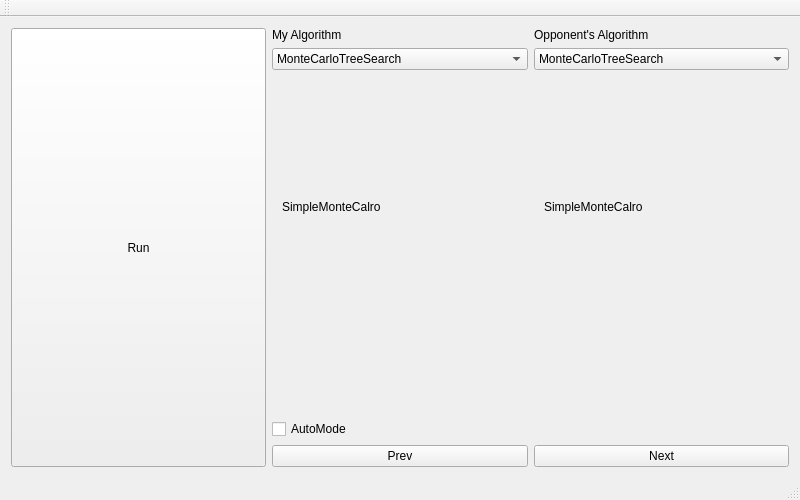
First picture: the form in Mejirodai/mejirodai.ui, repository tnct-spc/procon2018-comp, before the edit.
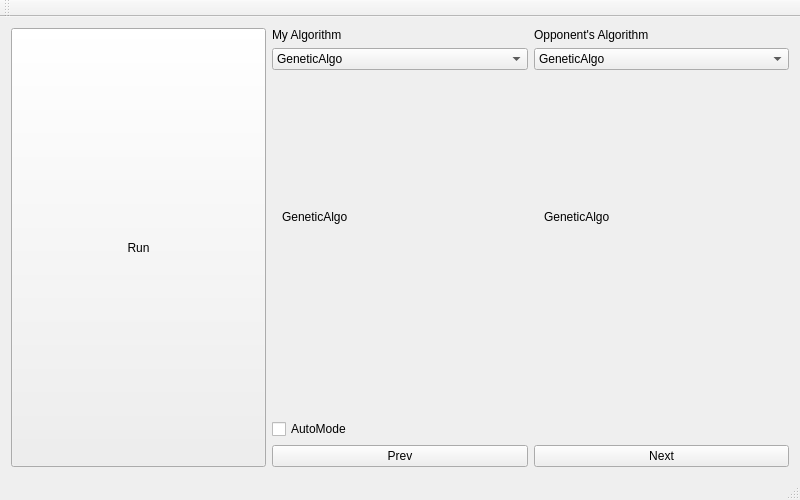
Second picture: the form after the edit. The open tabs and pages were chosen to show the change.

Commit message: [update]アルゴリズムの整理

Diff of the .ui file:
```diff
--- a/Mejirodai/mejirodai.ui
+++ b/Mejirodai/mejirodai.ui
@@ -32,11 +32,6 @@
       <property name="styleSheet">
        <string notr="true">MyAlgorithm</string>
       </property>
-      <item>
-       <property name="text">
-        <string>MonteCarloTreeSearch</string>
-       </property>
-      </item>
       <item>
        <property name="text">
         <string>GeneticAlgo</string>
@@ -67,11 +62,6 @@
         <verstretch>0</verstretch>
        </sizepolicy>
       </property>
-      <item>
-       <property name="text">
-        <string>MonteCarloTreeSearch</string>
-       </property>
-      </item>
       <item>
        <property name="text">
         <string>GeneticAlgo</string>
@@ -170,37 +160,7 @@
          </rect>
         </property>
         <property name="text">
-         <string>MonteCarloTreeSearch</string>
-        </property>
-       </widget>
-      </widget>
-      <widget class="QWidget" name="SimpleMonteCalro_opponent">
-       <widget class="QLabel" name="label_6">
-        <property name="geometry">
-         <rect>
-          <x>10</x>
-          <y>90</y>
-          <width>251</width>
-          <height>81</height>
-         </rect>
-        </property>
-        <property name="text">
-         <string>SimpleMonteCalro</string>
-        </property>
-       </widget>
-      </widget>
-      <widget class="QWidget" name="TestAlgorithm_opponent">
-       <widget class="QLabel" name="label_8">
-        <property name="geometry">
-         <rect>
-          <x>10</x>
-          <y>110</y>
-          <width>251</width>
-          <height>81</height>
-         </rect>
-        </property>
-        <property name="text">
-         <string>TestAlgorithm</string>
+         <string>GeneticAlgo</string>
         </property>
        </widget>
       </widget>
@@ -250,37 +210,7 @@
          </rect>
         </property>
         <property name="text">
-         <string>MonteCarloTreeSearch</string>
-        </property>
-       </widget>
-      </widget>
-      <widget class="QWidget" name="SimpleMonteCalro_my">
-       <widget class="QLabel" name="label_5">
-        <property name="geometry">
-         <rect>
-          <x>10</x>
-          <y>90</y>
-          <width>251</width>
-          <height>81</height>
-         </rect>
-        </property>
-        <property name="text">
-         <string>SimpleMonteCalro</string>
-        </property>
-       </widget>
-      </widget>
-      <widget class="QWidget" name="TestAlgorithm_my">
-       <widget class="QLabel" name="label_7">
-        <property name="geometry">
-         <rect>
-          <x>10</x>
-          <y>100</y>
-          <width>251</width>
-          <height>81</height>
-         </rect>
-        </property>
-        <property name="text">
-         <string>TestAlgorithm</string>
+         <string>GeneticAlgo</string>
         </property>
        </widget>
       </widget>
```
Left out of the diff: 52 changed lines with no effect on the pictures. The commit also changes 1 other file.
